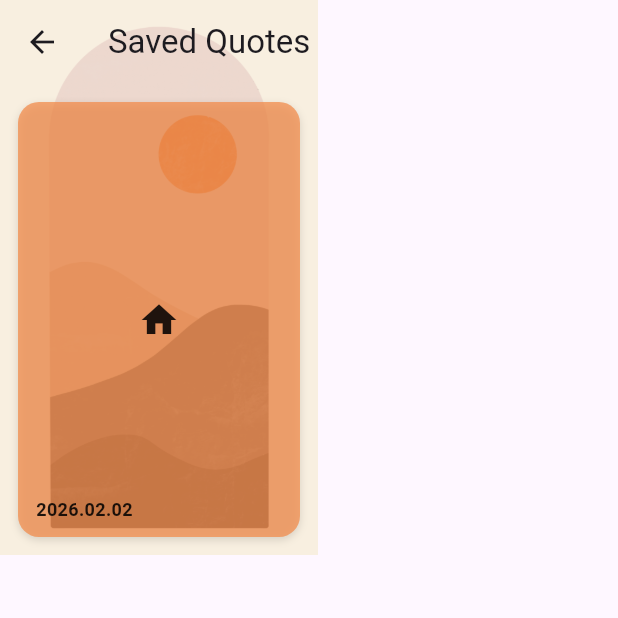
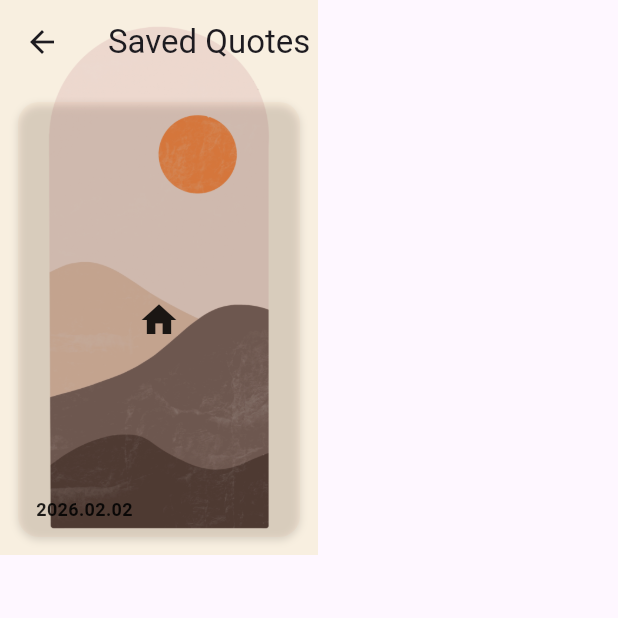
Before and after one commit to lenayoo/rumidays_flutter, a Flutter app: the TodayQuoteScreen screen opened directly, after a tap on "Save", on a phone screen of 412 x 824 dp, the top half of it. Run offline on Flutter 3.47's test engine with Material 3 defaults, Android fonts, the phone set to English and light mode, and no system bars.

Commit message:
make image dynamic

```diff
--- a/lib/main.dart
+++ b/lib/main.dart
@@ -176,6 +176,26 @@ class _TodayQuoteScreenState extends State<TodayQuoteScreen> {
       body: Stack(
         children: [
           Positioned.fill(child: Image.asset(background, fit: BoxFit.cover)),
+          SafeArea(
+            child: Center(
+              child: FractionallySizedBox(
+                widthFactor: 0.85,
+                heightFactor: 0.85,
+                child: IgnorePointer(
+                  child: DecoratedBox(
+                    decoration: BoxDecoration(
+                      color: const Color(0xFF9E9E9E).withValues(alpha: 0.22),
+                      borderRadius: BorderRadius.circular(22),
+                      border: Border.all(
+                        color: Colors.white.withValues(alpha: 0.35),
+                        width: 1.5,
+                      ),
+                    ),
+                  ),
+                ),
+              ),
+            ),
+          ),
           Padding(
             padding: const EdgeInsets.all(20),
             child: Column(
@@ -489,7 +509,7 @@ class _SavedMosaicTile extends StatelessWidget {
       child: Container(
         height: height,
         decoration: BoxDecoration(
-          color: color.withValues(alpha: 0.75),
+          color: color.withValues(alpha: 0.05),
           borderRadius: BorderRadius.circular(14),
           boxShadow: const [
             BoxShadow(
```
Also changed, not shown: assets/img/main_1.png, assets/img/main_2.png, assets/img/main_3.png, assets/img/main_4.png, assets/img/main_5.png.
